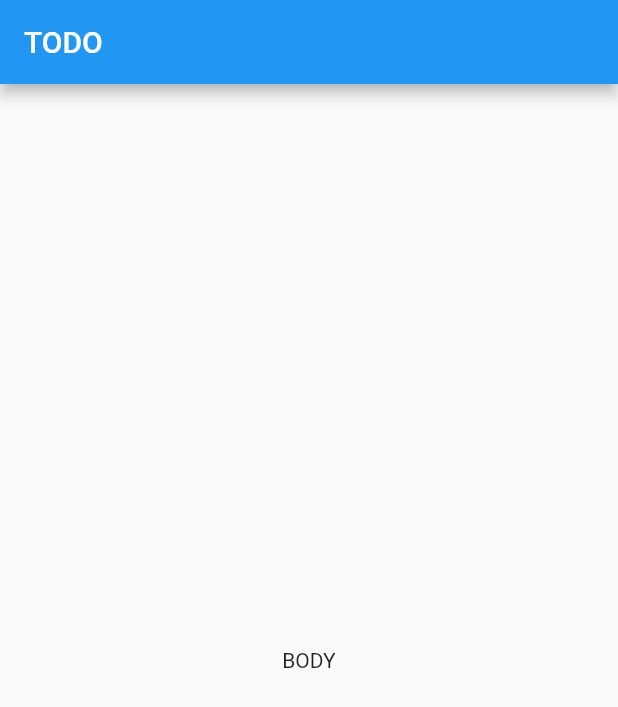
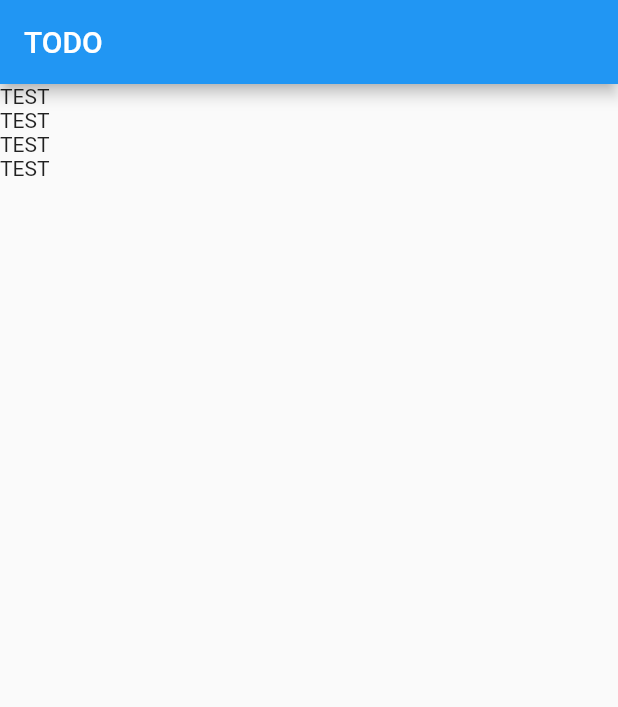
Before and after one commit to kaleidot725-flutter/riverpod-todo, a Flutter app: the screen it shows after launch, on a phone screen of 412 x 824 dp. Shown: the top 707 px of the screen. Run offline on Flutter 3.47's test engine with Material 2 defaults, Android fonts, the phone set to English and light mode, and no system bars; our stand-ins replace flutter_hooks, hooks_riverpod, sqflite; accounts and stored records are empty.

Commit message:
feat: display sample data

```diff
--- a/lib/main.dart
+++ b/lib/main.dart
@@ -1,14 +1,20 @@
 import 'package:flutter/material.dart';
+import 'package:flutter_hooks/flutter_hooks.dart';
 import 'package:hooks_riverpod/hooks_riverpod.dart';
+import 'package:riverpod_todo/providers.dart';
 import 'package:riverpod_todo/view/home_page.dart';
 
 void main() {
-  runApp(ProviderScope(child: MyApp()));
+  runApp(ProviderScope(child: MaterialApp(home: MyApp())));
 }
 
-class MyApp extends StatelessWidget {
+class MyApp extends HookWidget {
   @override
   Widget build(BuildContext context) {
-    return MaterialApp(home: HomePage());
+    final appDatabase = useProvider(appDatabaseProvider);
+    final snapshot = useFuture(useMemoized(() => appDatabase.open()));
+    return snapshot.connectionState == ConnectionState.waiting
+        ? const Text("Initializing")
+        : HomePage();
   }
 }
--- a/lib/model/database/database.dart
+++ b/lib/model/database/database.dart
@@ -12,6 +12,10 @@ class AppDatabase {
   TaskTable get taskTable => _taskTable;
 
   Future<void> open() async {
+    if (_instance != null) {
+      close();
+    }
+
     _instance = await openDatabase('app_database', version: 1,
         onCreate: (Database db, int version) async {
       await db.execute(
--- a/lib/view/home_page.dart
+++ b/lib/view/home_page.dart
@@ -1,13 +1,27 @@
 import 'package:flutter/cupertino.dart';
 import 'package:flutter/material.dart';
 import 'package:flutter_hooks/flutter_hooks.dart';
+import 'package:hooks_riverpod/hooks_riverpod.dart';
+import 'package:riverpod_todo/providers.dart';
 
 class HomePage extends HookWidget {
   @override
   Widget build(BuildContext context) {
     return Scaffold(
       appBar: AppBar(title: Text("TODO")),
-      body: Center(child: Text("BODY")),
+      body: Center(child: HookBuilder(builder: (context) {
+        final homeViewModel = useProvider(homeViewModelProvider);
+        final snapshot =
+            useFuture(useMemoized(() => homeViewModel.fetchTasks()));
+        return snapshot.connectionState == ConnectionState.waiting
+            ? const Text("LOADING")
+            : ListView.builder(
+                itemCount: homeViewModel.tasks.length,
+                itemBuilder: (_, index) {
+                  return Text(homeViewModel.tasks[index].name);
+                },
+              );
+      })),
     );
   }
 }
--- a/lib/viewmodel/home_viewmodel.dart
+++ b/lib/viewmodel/home_viewmodel.dart
@@ -12,6 +12,11 @@ class HomeViewModel extends ChangeNotifier {
   List<Task> get tasks => _tasks;
 
   Future<void> fetchTasks() async {
+    _repository.insert(Task("a", true, "TEST"));
+    _repository.insert(Task("b", true, "TEST"));
+    _repository.insert(Task("c", true, "TEST"));
+    _repository.insert(Task("d", true, "TEST"));
+
     return _repository.getAll().then((value) {
       _tasks = value;
     }).catchError((dynamic error) {
--- a/pubspec.yaml
+++ b/pubspec.yaml
@@ -31,7 +31,7 @@ dependencies:
   hooks_riverpod: ^0.14.0+4
   state_notifier: ^0.7.1
   sqflite: ^2.0.0+4
-  flutter_hooks: ^0.18.0
+  flutter_hooks: ^0.17.0
 
 dev_dependencies:
   flutter_test:
```
